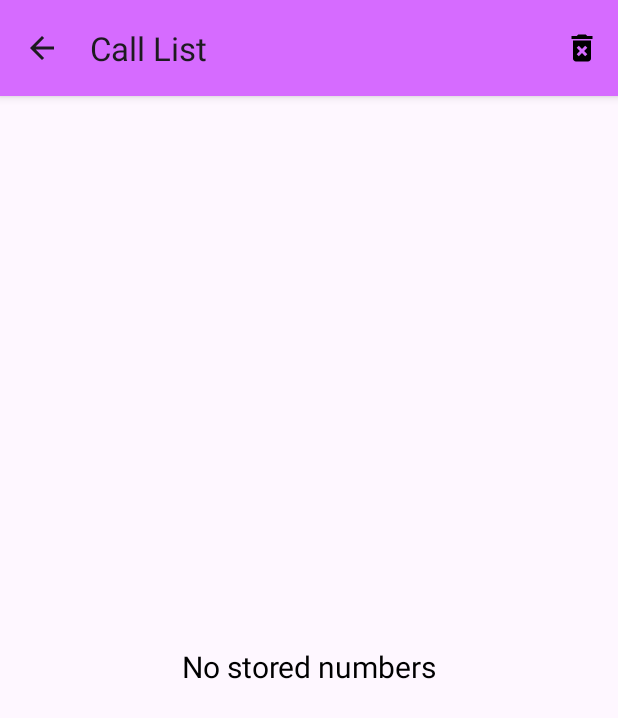
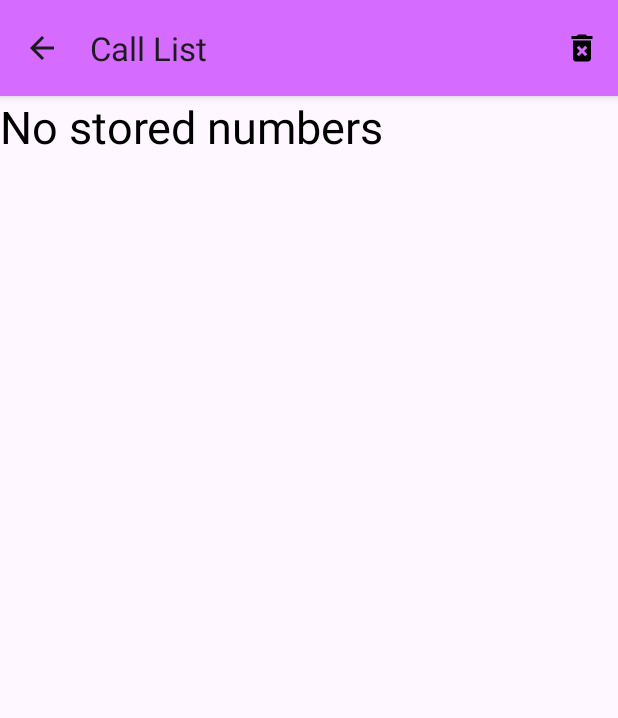
Before and after one commit to anvbackman/Programvaruteknik-DT031G-Labs, an Android app: the CallListActivity screen opened directly, with no data from a screen before it, on a phone screen of 412 x 824 dp. Shown: the top 718 px of the screen. Run offline under Robolectric (Android 15) with nearby library versions, the light colour scheme and no system bars.

Commit message:
Task 4 calllist done

```diff
--- a/app/src/main/java/se/miun/anba2205/dt031g/dialer/CallListActivity.java
+++ b/app/src/main/java/se/miun/anba2205/dt031g/dialer/CallListActivity.java
@@ -29,10 +29,10 @@ import java.util.Objects;
 
 public class CallListActivity extends AppCompatActivity implements SharedPreferences.OnSharedPreferenceChangeListener {
 
-    private String text = "";
+
     private TextView textView;
     private List<String> calledNumbers;
-    private boolean saveNumber;
+
 
     @Override
     protected void onCreate(Bundle savedInstanceState) {
@@ -83,15 +83,16 @@ public class CallListActivity extends AppCompatActivity implements SharedPrefere
 
         SharedPreferences sharedPreferences = PreferenceManager.getDefaultSharedPreferences(this);
         sharedPreferences.registerOnSharedPreferenceChangeListener(this);
-        boolean saveNumber = sharedPreferences.getBoolean("switch", false);
+//        boolean saveNumber = sharedPreferences.getBoolean("switch", false);
 
 
 
 
-        System.out.println("Resumed: " + textView);
+//        System.out.println("Resumed: " + textView);
 
         String newNumber = getIntent().getStringExtra("newNumber");
         if (newNumber != null && !newNumber.isEmpty()) {
+            boolean saveNumber = sharedPreferences.getBoolean("switch", false);
             addNumberToCallList(newNumber, saveNumber);
         }
 
@@ -111,7 +112,7 @@ public class CallListActivity extends AppCompatActivity implements SharedPrefere
 
     }
 
-    public void addNumberToCallList(String number, boolean isSave) {
+    public void addNumberToCallList(String number, boolean isSaved) {
 
 
 
@@ -119,7 +120,7 @@ public class CallListActivity extends AppCompatActivity implements SharedPrefere
         SharedPreferences sharedPreferences = PreferenceManager.getDefaultSharedPreferences(this);
         calledNumbers = new ArrayList<>(sharedPreferences.getStringSet("call_list_textView", new HashSet<>()));
 
-        if (isSave) {
+        if (isSaved) {
             if (!calledNumbers.contains(number)) {
                 calledNumbers.add(number);
                 SharedPreferences.Editor editor = sharedPreferences.edit();
@@ -129,6 +130,7 @@ public class CallListActivity extends AppCompatActivity implements SharedPrefere
                 updateText();
             }
         }
+
     }
 
     public boolean onOptionsItemSelected(MenuItem item) {
@@ -175,16 +177,6 @@ public class CallListActivity extends AppCompatActivity implements SharedPrefere
 
 
 
-//    private void saveNumber(boolean isSaved) {
-//        TextView textView = findViewById(R.id.call_list_textView);
-//        if (isSaved) {
-//            textView.setText(R.string.call_list_text);
-//        }
-//        else {
-//            textView.setText(R.string.empty_call_list);
-//        }
-//
-//    }
 
 
 
--- a/app/src/main/res/layout/activity_call_list.xml
+++ b/app/src/main/res/layout/activity_call_list.xml
@@ -6,18 +6,25 @@
     android:layout_height="match_parent"
     tools:context=".CallListActivity">
 
+    <ScrollView
+        android:layout_width="match_parent"
+        android:layout_height="match_parent">
+
         <TextView
             android:layout_width="match_parent"
             android:layout_height="wrap_content"
             android:text="@string/call_list_text"
-        android:textSize="20sp"
-        android:gravity="center"
+            android:textSize="30sp"
+            android:gravity="start"
             android:textColor="@color/text_color"
             app:layout_constraintStart_toStartOf="parent"
             app:layout_constraintEnd_toEndOf="parent"
             app:layout_constraintTop_toTopOf="parent"
             app:layout_constraintBottom_toBottomOf="parent"
             android:id="@+id/call_list_textView"
+
+
             />
+    </ScrollView>
 
 </androidx.constraintlayout.widget.ConstraintLayout>
```
Also changed, not shown: app/src/main/java/se/miun/anba2205/dt031g/dialer/SettingsActivity.java (+18 -0 lines). Lines whose indentation alone changed are shown as unchanged.
